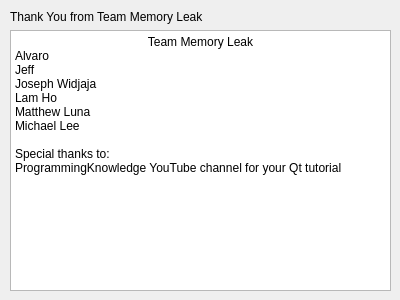
The window that Draw_Shape/contactus.ui (Pu12dy/CS_1C-Group-Project) describes before a commit, drawn with Qt 5.
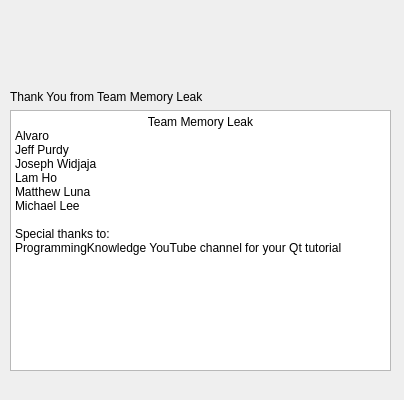
The same window after the commit. Icons and pictures are not drawn.

The edit to the form file:
```diff
--- a/Draw_Shape/contactus.ui
+++ b/Draw_Shape/contactus.ui
@@ -6,8 +6,8 @@
    <rect>
     <x>0</x>
     <y>0</y>
-    <width>400</width>
-    <height>300</height>
+    <width>404</width>
+    <height>400</height>
    </rect>
   </property>
   <property name="windowTitle">
@@ -17,7 +17,7 @@
    <property name="geometry">
     <rect>
      <x>10</x>
-     <y>10</y>
+     <y>90</y>
      <width>381</width>
      <height>281</height>
     </rect>
@@ -36,22 +36,41 @@
        <string>&lt;!DOCTYPE HTML PUBLIC &quot;-//W3C//DTD HTML 4.0//EN&quot; &quot;http://www.w3.org/TR/REC-html40/strict.dtd&quot;&gt;
 &lt;html&gt;&lt;head&gt;&lt;meta name=&quot;qrichtext&quot; content=&quot;1&quot; /&gt;&lt;style type=&quot;text/css&quot;&gt;
 p, li { white-space: pre-wrap; }
-&lt;/style&gt;&lt;/head&gt;&lt;body style=&quot; font-family:'Noto Sans'; font-size:9pt; font-weight:400; font-style:normal;&quot;&gt;
-&lt;p align=&quot;center&quot; style=&quot; margin-top:0px; margin-bottom:0px; margin-left:0px; margin-right:0px; -qt-block-indent:0; text-indent:0px;&quot;&gt;Team Memory Leak&lt;/p&gt;
-&lt;p style=&quot; margin-top:0px; margin-bottom:0px; margin-left:0px; margin-right:0px; -qt-block-indent:0; text-indent:0px;&quot;&gt;Alvaro&lt;/p&gt;
-&lt;p style=&quot; margin-top:0px; margin-bottom:0px; margin-left:0px; margin-right:0px; -qt-block-indent:0; text-indent:0px;&quot;&gt;Jeff&lt;/p&gt;
-&lt;p style=&quot; margin-top:0px; margin-bottom:0px; margin-left:0px; margin-right:0px; -qt-block-indent:0; text-indent:0px;&quot;&gt;Joseph Widjaja &lt;/p&gt;
-&lt;p style=&quot; margin-top:0px; margin-bottom:0px; margin-left:0px; margin-right:0px; -qt-block-indent:0; text-indent:0px;&quot;&gt;Lam Ho&lt;/p&gt;
-&lt;p style=&quot; margin-top:0px; margin-bottom:0px; margin-left:0px; margin-right:0px; -qt-block-indent:0; text-indent:0px;&quot;&gt;Matthew Luna&lt;/p&gt;
-&lt;p style=&quot; margin-top:0px; margin-bottom:0px; margin-left:0px; margin-right:0px; -qt-block-indent:0; text-indent:0px;&quot;&gt;Michael Lee&lt;/p&gt;
-&lt;p style=&quot;-qt-paragraph-type:empty; margin-top:0px; margin-bottom:0px; margin-left:0px; margin-right:0px; -qt-block-indent:0; text-indent:0px;&quot;&gt;&lt;br /&gt;&lt;/p&gt;
-&lt;p style=&quot; margin-top:0px; margin-bottom:0px; margin-left:0px; margin-right:0px; -qt-block-indent:0; text-indent:0px;&quot;&gt;Special thanks to:&lt;/p&gt;
-&lt;p style=&quot; margin-top:0px; margin-bottom:0px; margin-left:0px; margin-right:0px; -qt-block-indent:0; text-indent:0px;&quot;&gt;ProgrammingKnowledge YouTube channel for your Qt tutorial&lt;/p&gt;&lt;/body&gt;&lt;/html&gt;</string>
+&lt;/style&gt;&lt;/head&gt;&lt;body style=&quot; font-family:'MS Shell Dlg 2'; font-size:8.25pt; font-weight:400; font-style:normal;&quot;&gt;
+&lt;p align=&quot;center&quot; style=&quot; margin-top:0px; margin-bottom:0px; margin-left:0px; margin-right:0px; -qt-block-indent:0; text-indent:0px;&quot;&gt;&lt;span style=&quot; font-family:'Noto Sans'; font-size:9pt;&quot;&gt;Team Memory Leak&lt;/span&gt;&lt;/p&gt;
+&lt;p style=&quot; margin-top:0px; margin-bottom:0px; margin-left:0px; margin-right:0px; -qt-block-indent:0; text-indent:0px;&quot;&gt;&lt;span style=&quot; font-family:'Noto Sans'; font-size:9pt;&quot;&gt;Alvaro&lt;/span&gt;&lt;/p&gt;
+&lt;p style=&quot; margin-top:0px; margin-bottom:0px; margin-left:0px; margin-right:0px; -qt-block-indent:0; text-indent:0px;&quot;&gt;&lt;span style=&quot; font-family:'Noto Sans'; font-size:9pt;&quot;&gt;Jeff Purdy&lt;/span&gt;&lt;/p&gt;
+&lt;p style=&quot; margin-top:0px; margin-bottom:0px; margin-left:0px; margin-right:0px; -qt-block-indent:0; text-indent:0px;&quot;&gt;&lt;span style=&quot; font-family:'Noto Sans'; font-size:9pt;&quot;&gt;Joseph Widjaja &lt;/span&gt;&lt;/p&gt;
+&lt;p style=&quot; margin-top:0px; margin-bottom:0px; margin-left:0px; margin-right:0px; -qt-block-indent:0; text-indent:0px;&quot;&gt;&lt;span style=&quot; font-family:'Noto Sans'; font-size:9pt;&quot;&gt;Lam Ho&lt;/span&gt;&lt;/p&gt;
+&lt;p style=&quot; margin-top:0px; margin-bottom:0px; margin-left:0px; margin-right:0px; -qt-block-indent:0; text-indent:0px;&quot;&gt;&lt;span style=&quot; font-family:'Noto Sans'; font-size:9pt;&quot;&gt;Matthew Luna&lt;/span&gt;&lt;/p&gt;
+&lt;p style=&quot; margin-top:0px; margin-bottom:0px; margin-left:0px; margin-right:0px; -qt-block-indent:0; text-indent:0px;&quot;&gt;&lt;span style=&quot; font-family:'Noto Sans'; font-size:9pt;&quot;&gt;Michael Lee&lt;/span&gt;&lt;/p&gt;
+&lt;p style=&quot;-qt-paragraph-type:empty; margin-top:0px; margin-bottom:0px; margin-left:0px; margin-right:0px; -qt-block-indent:0; text-indent:0px; font-family:'Noto Sans'; font-size:9pt;&quot;&gt;&lt;br /&gt;&lt;/p&gt;
+&lt;p style=&quot; margin-top:0px; margin-bottom:0px; margin-left:0px; margin-right:0px; -qt-block-indent:0; text-indent:0px;&quot;&gt;&lt;span style=&quot; font-family:'Noto Sans'; font-size:9pt;&quot;&gt;Special thanks to:&lt;/span&gt;&lt;/p&gt;
+&lt;p style=&quot; margin-top:0px; margin-bottom:0px; margin-left:0px; margin-right:0px; -qt-block-indent:0; text-indent:0px;&quot;&gt;&lt;span style=&quot; font-family:'Noto Sans'; font-size:9pt;&quot;&gt;ProgrammingKnowledge YouTube channel for your Qt tutorial&lt;/span&gt;&lt;/p&gt;&lt;/body&gt;&lt;/html&gt;</string>
       </property>
      </widget>
     </item>
    </layout>
   </widget>
+  <widget class="QLabel" name="label_2">
+   <property name="geometry">
+    <rect>
+     <x>10</x>
+     <y>10</y>
+     <width>381</width>
+     <height>71</height>
+    </rect>
+   </property>
+   <property name="text">
+    <string/>
+   </property>
+   <property name="pixmap">
+    <pixmap resource="resource.qrc">:/rec/img/Memory_Leak_Logo.png</pixmap>
+   </property>
+   <property name="scaledContents">
+    <bool>true</bool>
+   </property>
+  </widget>
  </widget>
  <resources/>
  <connections/>
```
Left out of the diff: 4 changed lines with no effect on the pictures.
